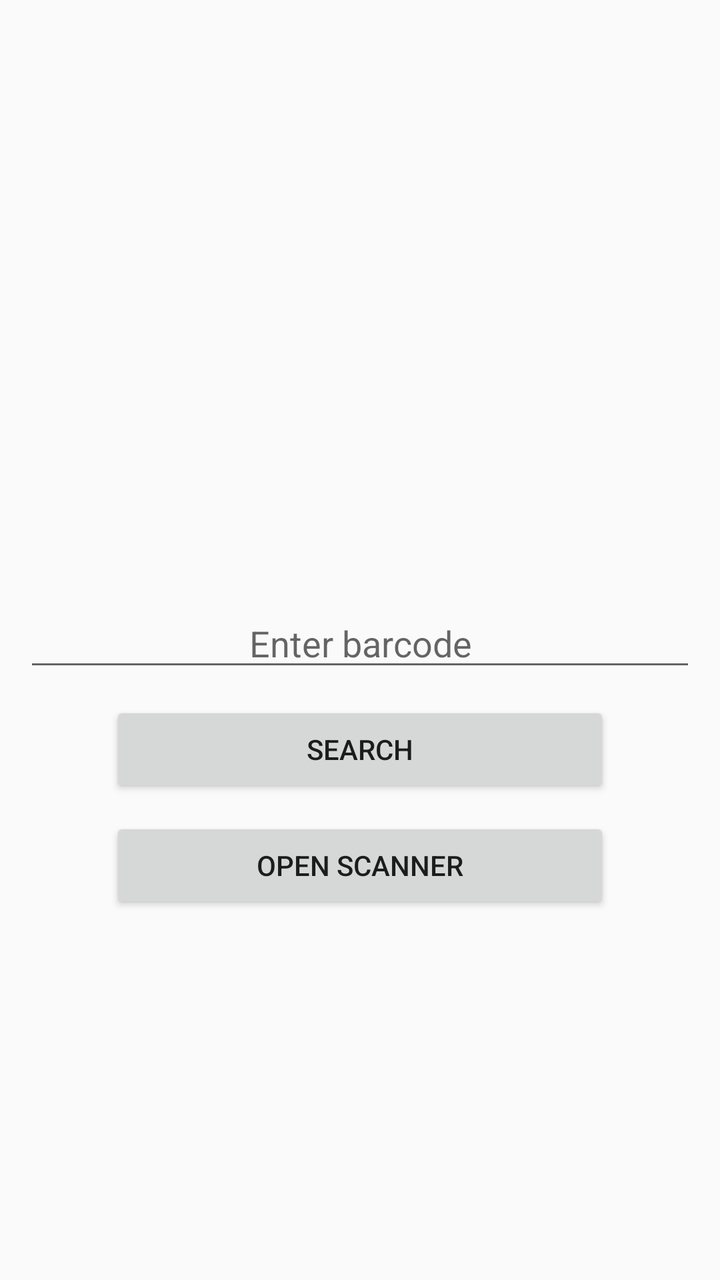
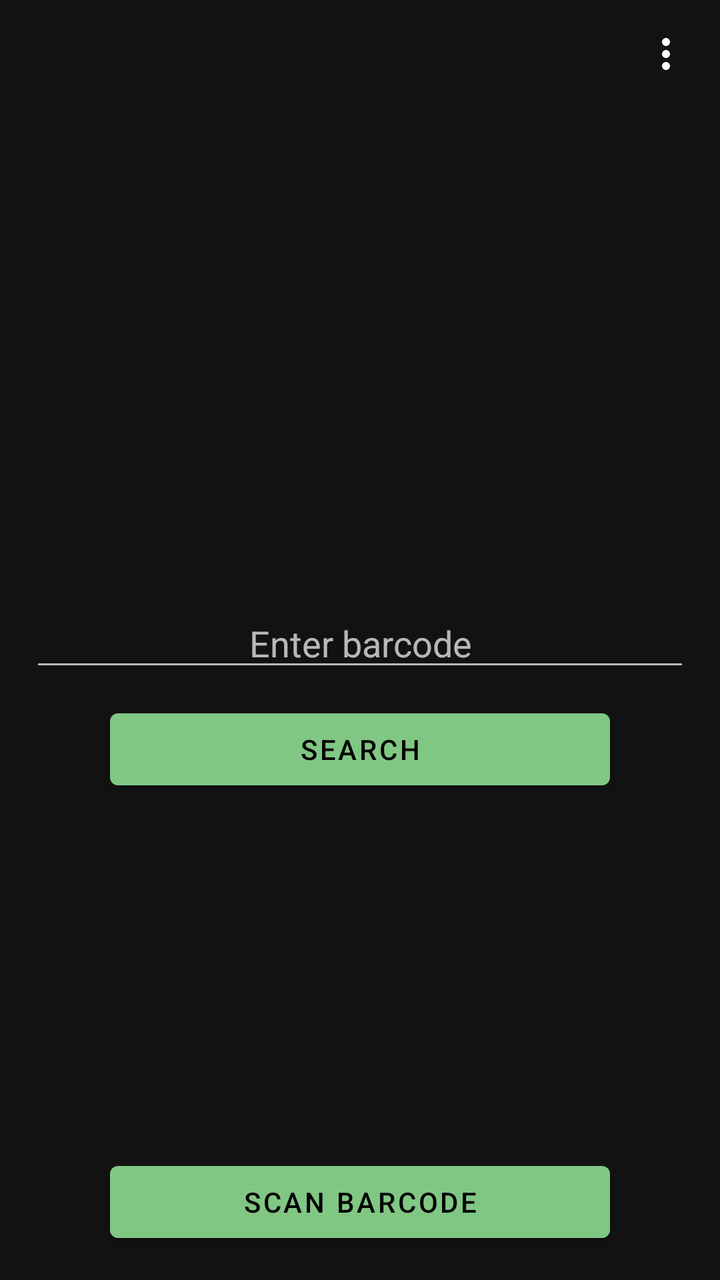

Screens rendered from an Android XML layout before and after an edit, with the pre-edit source and the edit as a unified diff.
<!-- AndroidManifest.xml: application theme AppTheme -->
<!-- res/layout/home_fragment.xml -->
<?xml version="1.0" encoding="utf-8"?>
<androidx.constraintlayout.widget.ConstraintLayout xmlns:android="http://schemas.android.com/apk/res/android"
    xmlns:app="http://schemas.android.com/apk/res-auto"
    android:layout_width="match_parent"
    android:layout_height="match_parent"
    android:padding="@dimen/layout_padding">

    <EditText
        android:id="@+id/searchInput"
        android:layout_width="match_parent"
        android:layout_height="wrap_content"
        android:autofillHints="barcode"
        android:gravity="center"
        android:hint="@string/enter_barcode"
        android:inputType="numberSigned"
        app:layout_constraintBottom_toBottomOf="parent"
        app:layout_constraintEnd_toEndOf="parent"
        app:layout_constraintStart_toStartOf="parent"
        app:layout_constraintTop_toTopOf="parent" />

    <Button
        android:id="@+id/searchBtn"
        android:layout_width="250dp"
        android:layout_height="wrap_content"
        android:layout_marginTop="@dimen/margin_10dp"
        android:text="@string/search"
        app:layout_constraintBottom_toTopOf="@id/openScannerBtn"
        app:layout_constraintEnd_toEndOf="parent"
        app:layout_constraintStart_toStartOf="parent"
        app:layout_constraintTop_toBottomOf="@id/searchInput" />

    <Button
        android:id="@+id/openScannerBtn"
        android:layout_width="250dp"
        android:layout_height="wrap_content"
        android:layout_marginTop="@dimen/margin_10dp"
        android:text="@string/open_scanner"
        app:layout_constraintEnd_toEndOf="parent"
        app:layout_constraintStart_toStartOf="parent"
        app:layout_constraintTop_toBottomOf="@id/searchBtn" />

</androidx.constraintlayout.widget.ConstraintLayout>
<!-- resources referenced by this layout -->
<resources>
  <dimen name="layout_padding">12dp</dimen>
  <dimen name="margin_10dp">10dp</dimen>
  <string name="enter_barcode">Enter barcode</string>
  <string name="open_scanner">Open scanner</string>
  <string name="search">Search</string>
  <style name="AppTheme" parent="Theme.AppCompat.Light.DarkActionBar">
          
          <item name="colorPrimary">@color/colorPrimary</item>
          <item name="colorPrimaryDark">@color/colorPrimaryDark</item>
          <item name="colorAccent">@color/colorAccent</item>
      </style>
  <color name="colorPrimary">#6200EE</color>
  <color name="colorPrimaryDark">#3700B3</color>
  <color name="colorAccent">#03DAC5</color>
</resources>

<!-- the commit's change to res/layout/home_fragment.xml (unified diff, before → after) -->
@@ -4,6 +4,15 @@
     android:layout_width="match_parent"
     android:layout_height="match_parent"
     android:padding="@dimen/layout_padding">
+
+    <ImageView
+        android:layout_width="wrap_content"
+        android:layout_height="wrap_content"
+        android:background="@color/transparent"
+        android:contentDescription="@string/menu_button"
+        android:src="@drawable/more_vert_white_24dp"
+        app:layout_constraintEnd_toEndOf="parent"
+        app:layout_constraintTop_toTopOf="parent" />
 
     <EditText
         android:id="@+id/searchInput"
@@ -24,7 +33,6 @@
         android:layout_height="wrap_content"
         android:layout_marginTop="@dimen/margin_10dp"
         android:text="@string/search"
-        app:layout_constraintBottom_toTopOf="@id/openScannerBtn"
         app:layout_constraintEnd_toEndOf="parent"
         app:layout_constraintStart_toStartOf="parent"
         app:layout_constraintTop_toBottomOf="@id/searchInput" />
@@ -34,9 +42,9 @@
         android:layout_width="250dp"
         android:layout_height="wrap_content"
         android:layout_marginTop="@dimen/margin_10dp"
-        android:text="@string/open_scanner"
+        android:text="@string/scan_barcode"
+        app:layout_constraintBottom_toBottomOf="parent"
         app:layout_constraintEnd_toEndOf="parent"
-        app:layout_constraintStart_toStartOf="parent"
-        app:layout_constraintTop_toBottomOf="@id/searchBtn" />
+        app:layout_constraintStart_toStartOf="parent" />
 
 </androidx.constraintlayout.widget.ConstraintLayout>
<!-- resource entries referenced after the edit -->
@@ -1,18 +1,27 @@
 <!-- resources referenced by this layout -->
 <resources>
-  <dimen name="layout_padding">12dp</dimen>
+  <color name="transparent">#00FFFFFF</color>
+  <dimen name="layout_padding">15dp</dimen>
   <dimen name="margin_10dp">10dp</dimen>
+  <!-- drawable more_vert_white_24dp (drawable) -->
+  <?xml version="1.0" encoding="UTF-8" standalone="no"?>
+  <vector xmlns:android="http://schemas.android.com/apk/res/android" android:height="24dp" android:tint="#FFFFFF" android:viewportHeight="24.0" android:viewportWidth="24.0" android:width="24dp">
+      <path android:fillColor="#FFFFFF" android:pathData="M12,8c1.1,0 2,-0.9 2,-2s-0.9,-2 -2,-2 -2,0.9 -2,2 0.9,2 2,2zM12,10c-1.1,0 -2,0.9 -2,2s0.9,2 2,2 2,-0.9 2,-2 -0.9,-2 -2,-2zM12,16c-1.1,0 -2,0.9 -2,2s0.9,2 2,2 2,-0.9 2,-2 -0.9,-2 -2,-2z"/>
+  </vector>
   <string name="enter_barcode">Enter barcode</string>
-  <string name="open_scanner">Open scanner</string>
+  <string name="menu_button">Menu button</string>
+  <string name="scan_barcode">Scan barcode</string>
   <string name="search">Search</string>
-  <style name="AppTheme" parent="Theme.AppCompat.Light.DarkActionBar">
-          
-          <item name="colorPrimary">@color/colorPrimary</item>
-          <item name="colorPrimaryDark">@color/colorPrimaryDark</item>
-          <item name="colorAccent">@color/colorAccent</item>
+  <style name="AppTheme" parent="Theme.MaterialComponents.NoActionBar">
+          <item name="colorPrimary">@color/light_green</item>
+          <item name="colorPrimaryDark">#258800</item>
+          <item name="colorAccent">#9575CD</item>
+  
+          <item name="android:buttonStyle">@style/BeautifulButton</item>
       </style>
-  <color name="colorPrimary">#6200EE</color>
-  <color name="colorPrimaryDark">#3700B3</color>
-  <color name="colorAccent">#03DAC5</color>
+  <color name="light_green">#81C784</color>
+  <style name="BeautifulButton" parent="Widget.MaterialComponents.Button">
+  
+      </style>
 </resources>
 
